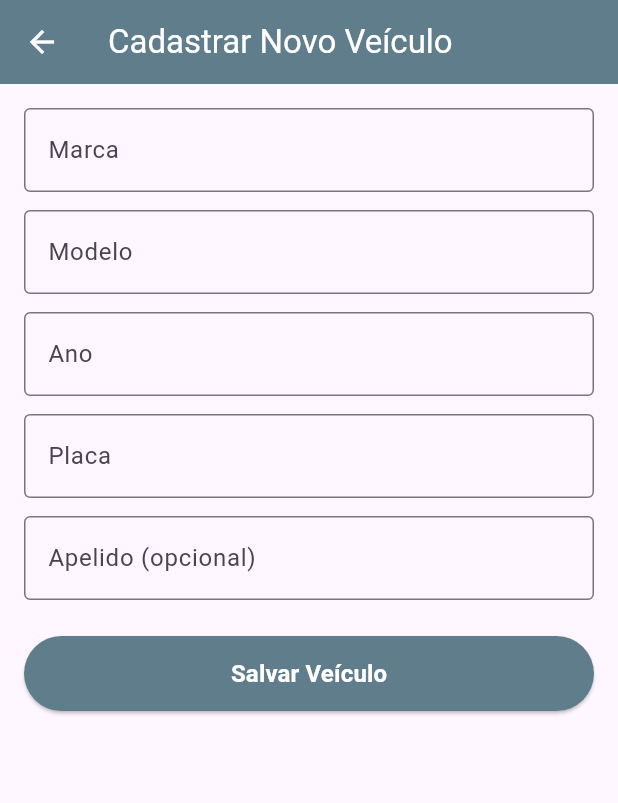
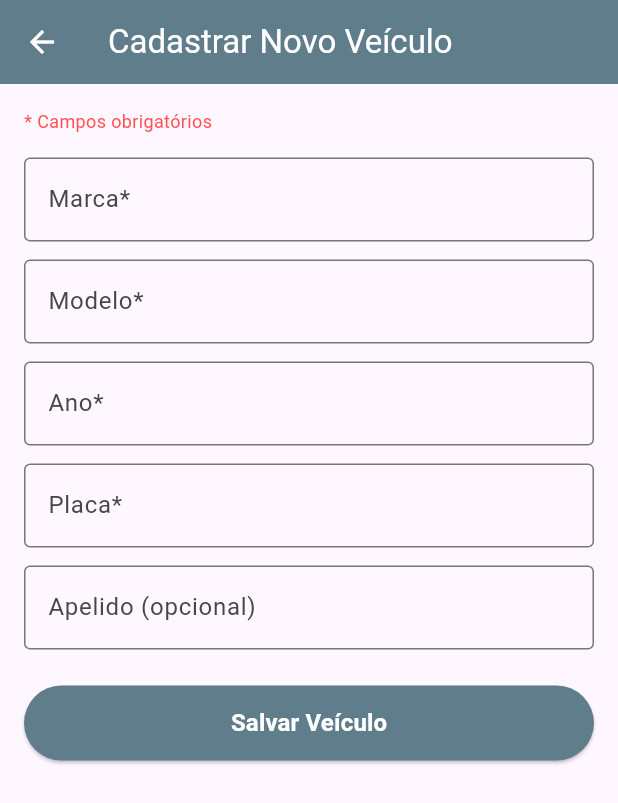
Before and after one commit to Matheus-Nardi/opala, a Flutter app: the CadastroVeiculoScreen screen opened directly, on a phone screen of 412 x 824 dp. Shown: the top 803 px of the screen. Run offline on Flutter 3.47's test engine with Material 3 defaults, Android fonts, the phone set to English and light mode, and no system bars.

Commit message:
feat: utilizacao de snackbar para mensagem de feedback ao usuario

```diff
--- a/lib/screens/cadastro_veiculo_screen.dart
+++ b/lib/screens/cadastro_veiculo_screen.dart
@@ -1,6 +1,7 @@
 import 'package:flutter/material.dart';
 import 'package:opala/models/veiculo.dart';
 import 'package:opala/widgets/texto_formatado_widget.dart';
+import 'package:opala/utils/snackbar_util.dart';
 
 class CadastroVeiculoScreen extends StatefulWidget {
   const CadastroVeiculoScreen({super.key});
@@ -26,6 +27,29 @@ class _CadastroVeiculoScreenState extends State<CadastroVeiculoScreen> {
     super.dispose();
   }
 
+  void _salvarVeiculo() {
+    if (_marcaController.text.isEmpty ||
+        _modeloController.text.isEmpty ||
+        _anoController.text.isEmpty ||
+        _placaController.text.isEmpty) {
+
+      SnackbarWidget.mostrar(context, 'Preencha os campos obrigatórios.', corFundo: Colors.grey.shade800);
+      return;
+    }
+
+    final novoVeiculo = Veiculo(
+      id: DateTime.now().millisecondsSinceEpoch,
+      marca: _marcaController.text,
+      modelo: _modeloController.text,
+      ano: int.tryParse(_anoController.text) ?? 0,
+      placa: _placaController.text,
+      apelido: _apelidoController.text,
+    );
+
+    SnackbarWidget.mostrar(context, 'Veículo adicionado com sucesso!');
+    Navigator.pop(context, novoVeiculo);
+  }
+
   @override
   Widget build(BuildContext context) {
     return Scaffold(
@@ -38,25 +62,33 @@ class _CadastroVeiculoScreenState extends State<CadastroVeiculoScreen> {
         padding: const EdgeInsets.all(16.0),
         child: Column(
           children: [
+            const Align(
+              alignment: Alignment.centerLeft,
+              child: Text(
+                '* Campos obrigatórios',
+                style: TextStyle(color: Colors.redAccent, fontSize: 12),
+              ),
+            ),
+            const SizedBox(height: 16),
             TextField(
               controller: _marcaController,
-              decoration: const InputDecoration(labelText: 'Marca', border: OutlineInputBorder()),
+              decoration: const InputDecoration(labelText: 'Marca*', border: OutlineInputBorder()),
             ),
             const SizedBox(height: 12),
             TextField(
               controller: _modeloController,
-              decoration: const InputDecoration(labelText: 'Modelo', border: OutlineInputBorder()),
+              decoration: const InputDecoration(labelText: 'Modelo*', border: OutlineInputBorder()),
             ),
             const SizedBox(height: 12),
             TextField(
               controller: _anoController,
-              decoration: const InputDecoration(labelText: 'Ano', border: OutlineInputBorder()),
+              decoration: const InputDecoration(labelText: 'Ano*', border: OutlineInputBorder()),
               keyboardType: TextInputType.number,
             ),
             const SizedBox(height: 12),
             TextField(
               controller: _placaController,
-              decoration: const InputDecoration(labelText: 'Placa', border: OutlineInputBorder()),
+              decoration: const InputDecoration(labelText: 'Placa*', border: OutlineInputBorder()),
             ),
             const SizedBox(height: 12),
             TextField(
@@ -68,17 +100,7 @@ class _CadastroVeiculoScreenState extends State<CadastroVeiculoScreen> {
               width: double.infinity,
               height: 50,
               child: ElevatedButton(
-                onPressed: () {
-                  final novoVeiculo = Veiculo(
-                    id: DateTime.now().millisecondsSinceEpoch,
-                    marca: _marcaController.text,
-                    modelo: _modeloController.text,
-                    ano: int.tryParse(_anoController.text) ?? 0,
-                    placa: _placaController.text,
-                    apelido: _apelidoController.text
-                  );
-                  Navigator.pop(context, novoVeiculo);
-                },
+                onPressed: _salvarVeiculo,
                 style: ElevatedButton.styleFrom(backgroundColor: Colors.blueGrey),
                 child: const TextoFormatado('Salvar Veículo', cor: Colors.white, tamanho: 16, peso: FontWeight.bold),
               ),
```
Also changed, not shown: lib/screens/cadastro_abastecimento_screen.dart (+76 -23 lines), lib/utils/snackbar_util.dart (added, +19 -0 lines).
